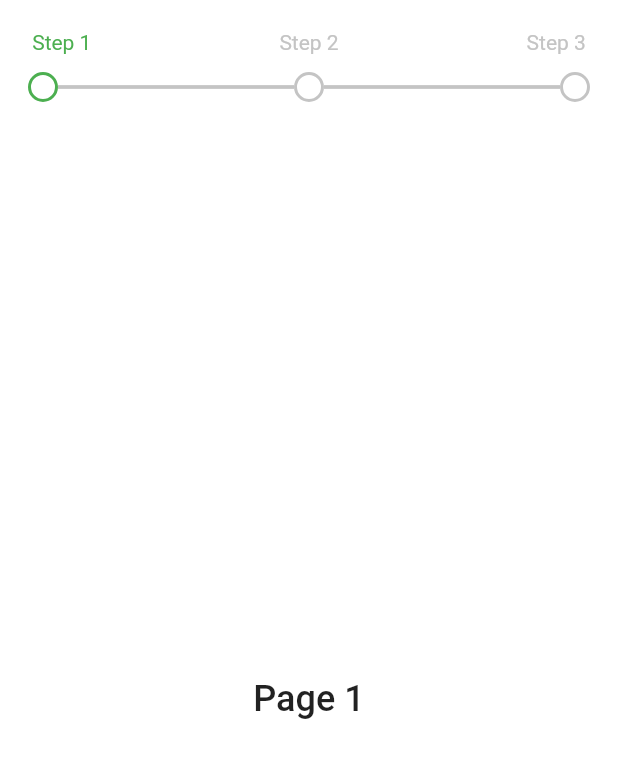
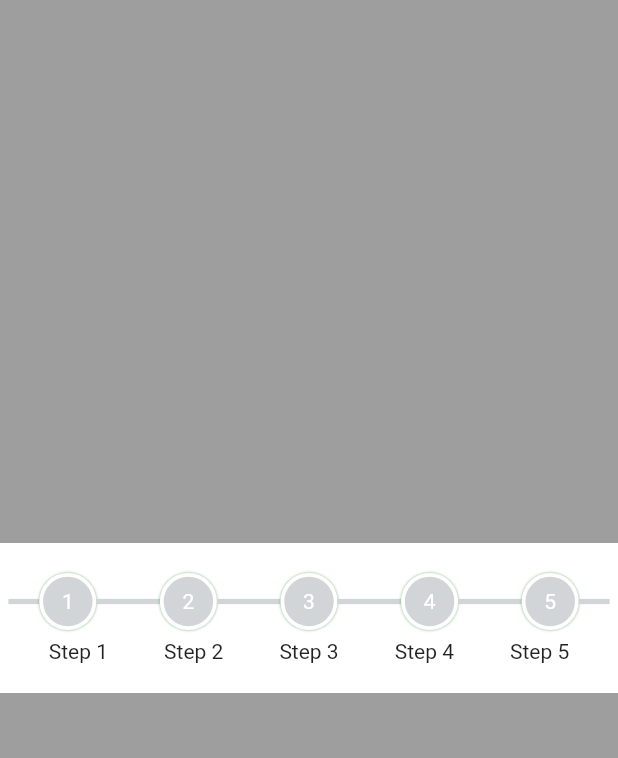
Before and after one commit to Crazelu/linear-step-indicator, a Flutter app: the screen it shows after launch, on a phone screen of 412 x 824 dp. Shown: the top 758 px of the screen. Run offline on Flutter 3.47's test engine with Material 2 defaults, Android fonts, the phone set to English and light mode, and no system bars.

Commit message:
feat: adds FullLinearStepIndicator

```diff
--- a/example/lib/main.dart
+++ b/example/lib/main.dart
@@ -1,7 +1,8 @@
+import 'dart:async';
 import 'package:flutter/material.dart';
 import 'package:linear_step_indicator/linear_step_indicator.dart';
 
-const int STEPS = 3;
+const int STEPS = 5;
 
 void main() {
   runApp(MyApp());
@@ -16,7 +17,65 @@ class MyApp extends StatelessWidget {
       theme: ThemeData(
         primarySwatch: Colors.green,
       ),
-      home: StepIndicatorPageViewDemo(),
+      home: FullLinearIndicatorDemo(),
+    );
+  }
+}
+
+class FullLinearIndicatorDemo extends StatefulWidget {
+  const FullLinearIndicatorDemo({Key? key}) : super(key: key);
+
+  @override
+  _FullLinearIndicatorDemoState createState() =>
+      _FullLinearIndicatorDemoState();
+}
+
+class _FullLinearIndicatorDemoState extends State<FullLinearIndicatorDemo> {
+  final pageController = PageController();
+  int initialPage = 0;
+
+  @override
+  void initState() {
+    super.initState();
+    WidgetsBinding.instance?.addPostFrameCallback(
+      (timeStamp) {
+        Timer.periodic(
+          const Duration(milliseconds: 350),
+          (_) {
+            if (mounted) {
+              initialPage += 1;
+              if (initialPage == STEPS - 1) {
+              } else {
+                pageController.jumpToPage(initialPage);
+              }
+            }
+          },
+        );
+      },
+    );
+  }
+
+  @override
+  Widget build(BuildContext context) {
+    return Container(
+      color: Colors.grey,
+      child: Center(
+        child: FullLinearStepIndicator(
+          steps: STEPS,
+          lineHeight: 3.5,
+          activeNodeColor: Colors.brown,
+          inActiveNodeColor: const Color(0xffd1d5d8),
+          activeLineColor: Colors.brown,
+          inActiveLineColor: const Color(0xffd1d5d8),
+          controller: pageController,
+          labels: List<String>.generate(STEPS, (index) => "Step ${index + 1}"),
+          complete: () {
+            //typically, you'd want to put logic that returns true when all the steps
+            //are completed here
+            return Future.value(true);
+          },
+        ),
+      ),
     );
   }
 }
--- a/lib/linear_step_indicator.dart
+++ b/lib/linear_step_indicator.dart
@@ -2,3 +2,5 @@ library linear_step_indicator;
 
 export 'src/linear_step_indicator.dart';
 export 'src/step_indicator_page_view.dart';
+export 'src/step_indicator_page_view.dart';
+export 'src/full_linear_step_indicator.dart';
--- /dev/null
+++ b/lib/src/full_linear_step_indicator.dart
@@ -0,0 +1,249 @@
+import 'package:flutter/material.dart';
+import 'package:linear_step_indicator/src/constants.dart';
+import 'extensions.dart';
+import 'node.dart';
+
+class FullLinearStepIndicator extends StatefulWidget {
+  ///Controller for tracking page changes.
+  ///
+  ///Typically, controller should animate or jump to next page
+  ///when a step is completed
+  final PageController controller;
+
+  ///Number of nodes to paint on screen
+  final int steps;
+
+  ///[completedIcon] size
+  final double iconSize;
+
+  ///Size of each node
+  final double nodeSize;
+
+  ///Height of separating line
+  final double lineHeight;
+
+  ///Icon showed when a step is completed
+  final IconData completedIcon;
+
+  ///Color of each completed node border
+  final Color activeBorderColor;
+
+  ///Color of each uncompleted node border
+  final Color inActiveBorderColor;
+
+  ///Color of each separating line after a completed node
+  final Color activeLineColor;
+
+  ///Color of each separating line after an uncompleted node
+  final Color inActiveLineColor;
+
+  ///Background color of a completed node
+  final Color activeNodeColor;
+
+  ///Background color of an uncompleted node
+  final Color inActiveNodeColor;
+
+  ///Thickness of node's borders
+  final double nodeThickness;
+
+  ///Node's shape
+  final BoxShape shape;
+
+  ///[completedIcon] color
+  final Color iconColor;
+
+  ///Step indicator's background color
+  final Color backgroundColor;
+
+  ///Boolean function that returns [true] when last node should be completed
+  final Complete? complete;
+
+  ///Step indicator's vertical padding
+  final double verticalPadding;
+
+  ///Labels for individual nodes
+  final List<String> labels;
+
+  ///Textstyle for an active label
+  final TextStyle? activeLabelStyle;
+
+  ///Textstyle for an inactive label
+  final TextStyle? inActiveLabelStyle;
+
+  const FullLinearStepIndicator({
+    Key? key,
+    required this.steps,
+    required this.controller,
+    this.activeBorderColor = kActiveColor,
+    this.inActiveBorderColor = kInActiveColor,
+    this.activeLineColor = kActiveLineColor,
+    this.inActiveLineColor = kInActiveLineColor,
+    this.activeNodeColor = kActiveColor,
+    this.inActiveNodeColor = kInActiveNodeColor,
+    this.iconSize = kIconSize,
+    this.completedIcon = kCompletedIcon,
+    this.nodeThickness = kDefaultThickness,
+    this.nodeSize = kDefaultSize,
+    this.verticalPadding = kDefaultSize,
+    this.lineHeight = kDefaultLineHeight,
+    this.shape = BoxShape.circle,
+    this.iconColor = kIconColor,
+    this.backgroundColor = kIconColor,
+    this.complete,
+    this.labels = const <String>[],
+    this.activeLabelStyle,
+    this.inActiveLabelStyle,
+  })  : assert(steps > 0, "steps value must be a non-zero positive integer"),
+        assert(labels.length == steps || labels.length == 0,
+            "Provide exactly $steps strings for labels"),
+        super(key: key);
+
+  @override
+  _FullLinearStepIndicatorState createState() =>
+      _FullLinearStepIndicatorState();
+}
+
+class _FullLinearStepIndicatorState extends State<FullLinearStepIndicator> {
+  late List<Node> nodes;
+  late int lastStep;
+
+  @override
+  void initState() {
+    super.initState();
+    nodes = List<Node>.generate(widget.steps, (index) => Node(step: index));
+    lastStep = 0;
+
+    //listen to page changes to track when each step is ideally completed
+
+    widget.controller.addListener(
+      () async {
+        if (widget.controller.page! > lastStep) {
+          setState(
+            () {
+              nodes[lastStep].completed = true;
+              lastStep = widget.controller.page!.ceil();
+            },
+          );
+        }
+
+        //checks if the controller has hit the max step
+        //and checks [complete] to complete last node (or not)
+
+        if (widget.controller.page! == widget.steps - 1 &&
+            widget.complete != null) {
+          if (await widget.complete!()) {
+            nodes[widget.steps - 1].completed = true;
+            setState(() {});
+          }
+        }
+      },
+    );
+  }
+
+  @override
+  Widget build(BuildContext context) {
+    final borderSide = BorderSide(color: Colors.white, width: 2.5);
+    return Material(
+      child: Container(
+        padding: EdgeInsets.symmetric(vertical: widget.verticalPadding),
+        color: widget.backgroundColor,
+        child: Column(
+          mainAxisSize: MainAxisSize.min,
+          children: [
+            Row(
+              mainAxisAlignment: MainAxisAlignment.center,
+              children: [
+                for (var node in nodes) ...[
+                  if (nodes.indexOf(node) == 0) ...{
+                    Container(
+                      color: node.completed
+                          ? widget.activeLineColor
+                          : widget.inActiveLineColor,
+                      height: widget.lineHeight,
+                      width: context.screenWidth(1 / widget.steps) * .25,
+                    ),
+                  },
+                  Container(
+                    alignment: Alignment.center,
+                    height: 38,
+                    width: 38,
+                    decoration: BoxDecoration(
+                      shape: BoxShape.circle,
+                      color: node.completed
+                          ? widget.activeNodeColor
+                          : widget.inActiveNodeColor,
+                      border: Border(
+                        top: borderSide,
+                        bottom: borderSide,
+                        left: borderSide,
+                        right: borderSide,
+                      ),
+                      boxShadow: [
+                        BoxShadow(
+                          spreadRadius: .5,
+                          blurRadius: .5,
+                          color: Theme.of(context)
+                              .primaryColorDark
+                              .withOpacity(.4),
+                        ),
+                      ],
+                    ),
+                    child: Text(
+                      "${nodes.indexOf(node) + 1}",
+                      style: TextStyle(
+                        color: Colors.white,
+                      ),
+                    ),
+                  ),
+                  if (node.step != widget.steps - 1)
+                    Container(
+                      color: node.completed
+                          ? widget.activeLineColor
+                          : widget.inActiveLineColor,
+                      height: widget.lineHeight,
+                      width: widget.steps > 3
+                          ? context.screenWidth(1 / widget.steps) - 40
+                          : context.screenWidth(1 / widget.steps) - 28,
+                    ),
+                  if (nodes.indexOf(node) == widget.steps - 1) ...{
+                    Container(
+                      color: node.completed
+                          ? widget.activeLineColor
+                          : widget.inActiveLineColor,
+                      height: widget.lineHeight,
+                      width: context.screenWidth(1 / widget.steps) * .25,
+                    ),
+                  },
+                ],
+              ],
+            ),
+            SizedBox(height: 6),
+            if (widget.labels.length > 0) ...[
+              Row(
+                mainAxisSize: MainAxisSize.min,
+                children: [
+                  for (int i = 0; i < widget.labels.length; i++) ...[
+                    Text(
+                      widget.labels[i],
+                      style: nodes[i].completed
+                          ? widget.activeLabelStyle
+                          : widget.inActiveLabelStyle,
+                    ),
+                    if (widget.labels[i] !=
+                        widget.labels[widget.steps - 1]) ...[
+                      SizedBox(
+                        width: widget.steps > 3
+                            ? context.screenWidth(1 / widget.steps) - 45
+                            : context.screenWidth(1 / widget.steps) - 35,
+                      ),
+                    ],
+                  ],
+                ],
+              ),
+            ],
+          ],
+        ),
+      ),
+    );
+  }
+}
```
Also changed, not shown: example/pubspec.lock, 1 other file.
